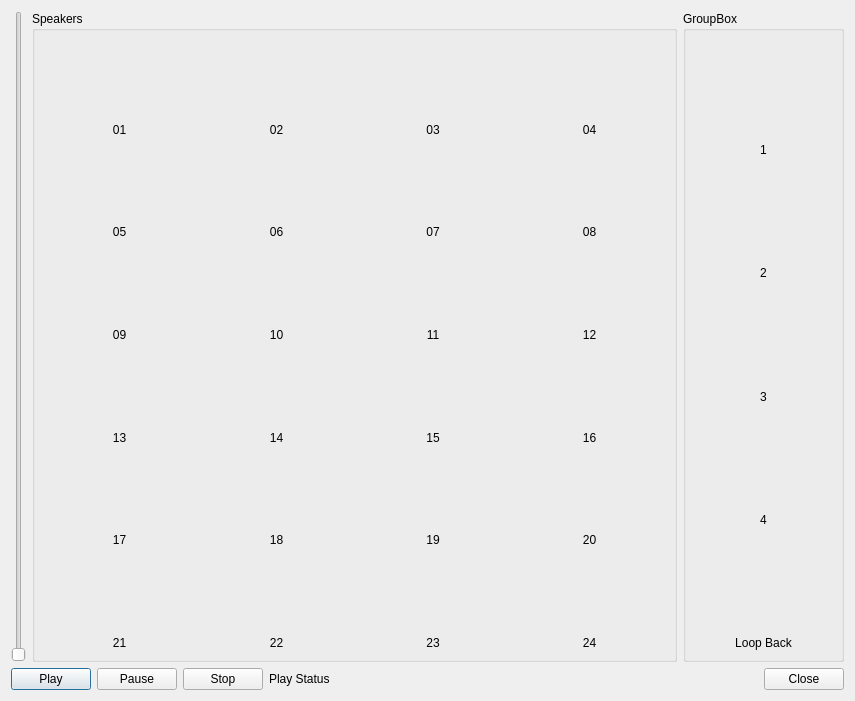
Old version of the form CLAM/plugins/spacialization/example-data/speakerLocalization.ui in the repository clam-project/clam.
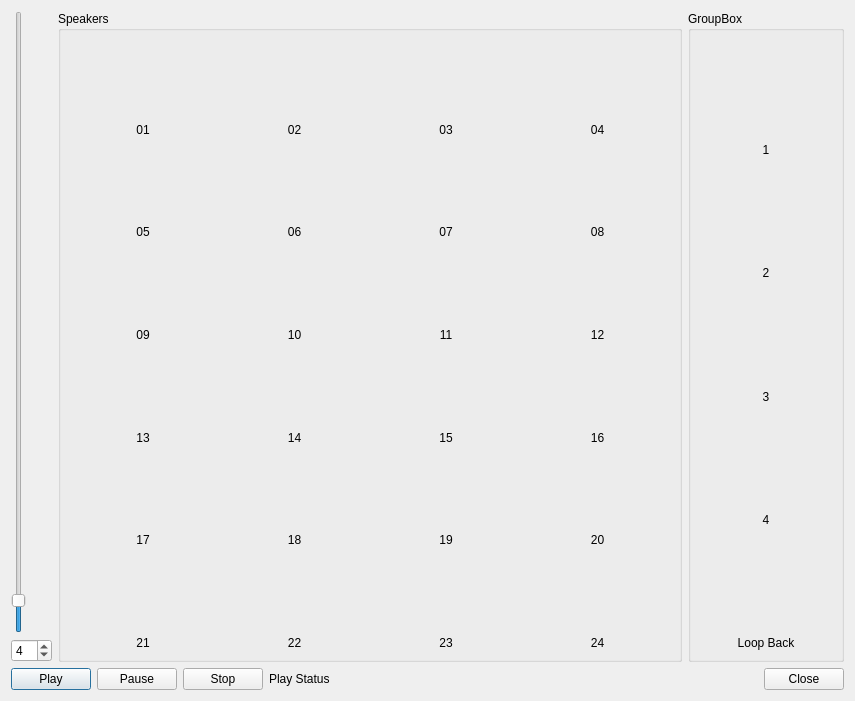
New version of the form. Custom widgets are drawn as their Qt base class.

Commit message: * speakerLocalization.ui: added a spinbox, default value to 4/100

```diff
--- a/CLAM/plugins/spacialization/example-data/speakerLocalization.ui
+++ b/CLAM/plugins/spacialization/example-data/speakerLocalization.ui
@@ -16,11 +16,25 @@
    <item>
     <layout class="QHBoxLayout" name="horizontalLayout_8" >
      <item>
-      <widget class="QSlider" name="InControl__AudioAmplifier__Gain" >
-       <property name="orientation" >
-        <enum>Qt::Vertical</enum>
-       </property>
-      </widget>
+      <layout class="QVBoxLayout" name="verticalLayout_33" >
+       <item>
+        <widget class="QSlider" name="InControl__AudioAmplifier__Gain" >
+         <property name="value" >
+          <number>4</number>
+         </property>
+         <property name="orientation" >
+          <enum>Qt::Vertical</enum>
+         </property>
+        </widget>
+       </item>
+       <item>
+        <widget class="QSpinBox" name="spinBox" >
+         <property name="value" >
+          <number>4</number>
+         </property>
+        </widget>
+       </item>
+      </layout>
      </item>
      <item>
       <widget class="QGroupBox" name="groupBox" >
```
Left out of the diff: 92 changed lines with no effect on the pictures.
